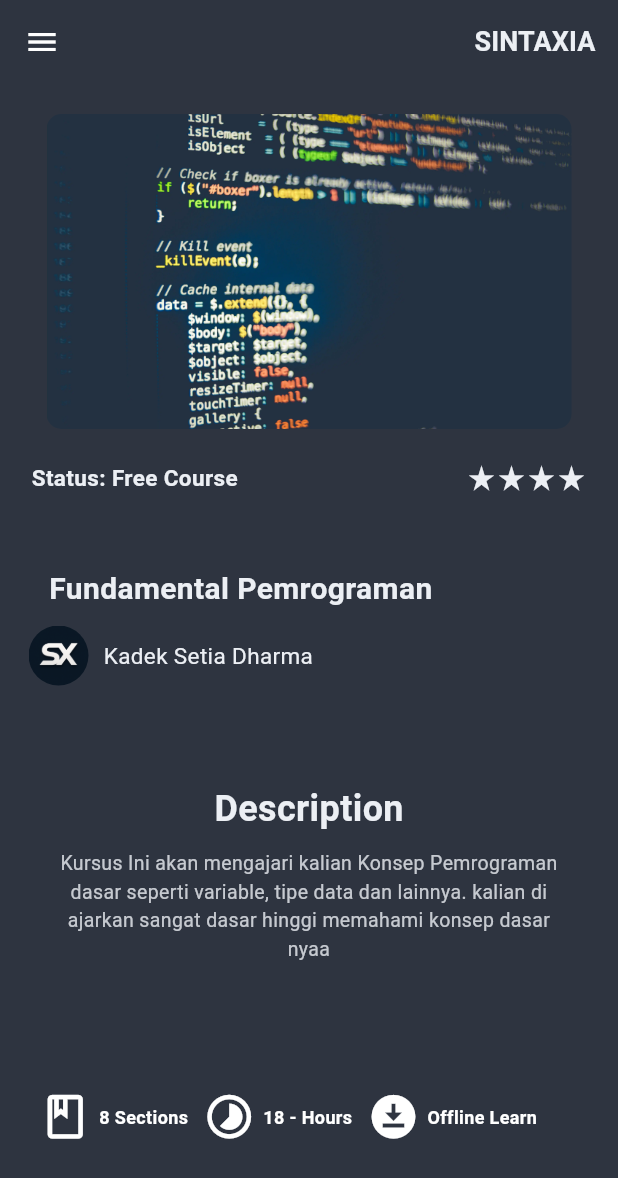
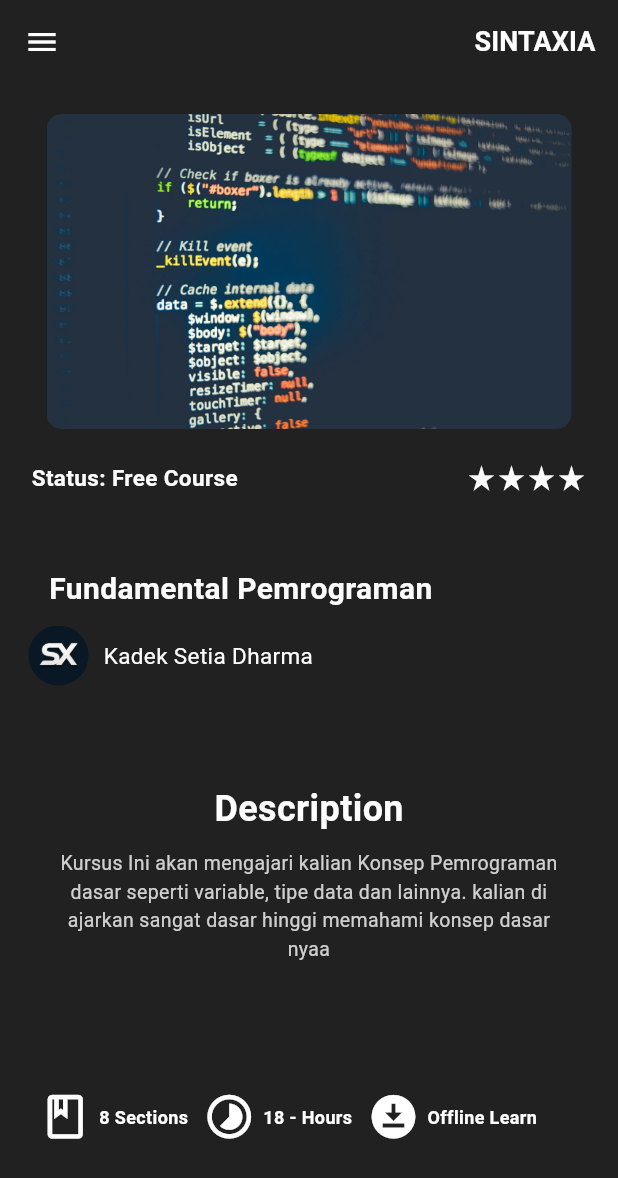
Before and after one commit to FoxHound-X/Sintaxia, a Flutter app: the HalamanHome screen opened by its route, after a tap on "WEB", on a phone screen of 412 x 824 dp. Shown: the top 1178 px of the screen. Run offline on Flutter 3.47's test engine with Material 3 defaults, Android fonts, the phone set to English and light mode, and no system bars; our stand-ins replace animated_text_kit, awesome_snackbar_content; project files that could hold a hidden picture were left out.

Commit message:
Update Warna

```diff
--- a/aplikasi/lib/Systemroute.dart
+++ b/aplikasi/lib/Systemroute.dart
@@ -2,3 +2,4 @@ export 'halaman/course/css_dasar.dart';
 export 'halaman/course/fundamental.dart';
 export 'halaman/course/html_dasar.dart';
 export 'halaman/course/komputerdasar.dart';
+export 'main.dart';
--- a/aplikasi/lib/aset/asetwidget.dart
+++ b/aplikasi/lib/aset/asetwidget.dart
@@ -22,7 +22,7 @@ class Tombol extends StatelessWidget {
       child: TextButton(
         onPressed: onPressed,
         style: TextButton.styleFrom(
-          backgroundColor: paketwarna.nordicPrimButton,
+          backgroundColor: paketwarna.pewter,
           padding: EdgeInsets.zero,
           minimumSize: Size.zero,
           fixedSize: const Size(80, 35),
@@ -55,7 +55,7 @@ class Sidebar extends StatelessWidget {
             bottomRight: Radius.circular(10)
           )
         ),
-        backgroundColor: paketwarna.darkslate1,
+        backgroundColor: paketwarna.graphite,
         child: ListView(
           children: [
             const DrawerHeader(
@@ -93,6 +93,17 @@ class Sidebar extends StatelessWidget {
                 child: Icon(Icons.volunteer_activism,color: Colors.white,),
               ),
               title: Text("Support Developer", style: TextStyle(color: Colors.white),),
+            ),
+
+            SizedBox(height: 10,),
+            ListTile(
+              leading: Padding(
+                padding: EdgeInsets.symmetric(horizontal: 20),
+                child: Icon(Icons.home_outlined, color: Colors.white,),
+              ),
+              title: Text("Logout", style: TextStyle(color: Colors.white),
+              ),
+              onTap: () => Navigator.pushNamed(context, '/welcomepage'),
             )
           ],
         ),
@@ -133,7 +144,7 @@ class Cardkursus extends StatelessWidget {
         shape: RoundedRectangleBorder(
           borderRadius: BorderRadius.circular(12)
         ),
-        color: paketwarna.nordicCard,
+        color: paketwarna.card,
         child: Padding(
           padding: const EdgeInsets.all(12.0),
           child: Column(
@@ -296,7 +307,7 @@ class Cardkursus extends StatelessWidget {
                     height: 30,
                     child: TextButton(
                       style: TextButton.styleFrom(
-                        backgroundColor: paketwarna.nordicButton1,
+                        backgroundColor: paketwarna.pewter,
                         shape: RoundedRectangleBorder(
                           borderRadius: BorderRadius.circular(9)
                         )
@@ -352,7 +363,7 @@ class InfoGraphicCard extends StatelessWidget {
           margin: const EdgeInsets.symmetric(vertical: 8, horizontal: 16),
           clipBehavior: Clip.antiAlias,
           decoration: BoxDecoration(
-            color: paketwarna.nordicCard,
+            color: paketwarna.card,
             borderRadius: BorderRadius.circular(12)
           ),
           child: Padding(
--- a/aplikasi/lib/aset/paketwarna.dart
+++ b/aplikasi/lib/aset/paketwarna.dart
@@ -16,10 +16,10 @@ class paketwarna{
   static const deepea4 = Color(0xff0d1b2a);
 
   //Warna Aplikasi
-  static const nordicBacground = Color(0xff2E3440);
-  static const nordicCard = Color(0xff3B4252);
-  static const nordicPrimButton = Color(0xff434c5e);
-  static const nordicTitle = Color(0xffECEFF4);
+  static const nordicBacground = Color(0xFF212121);
+  static const nordicCard = Color(0xFF181818);
+  static const nordicPrimButton = Color(0xFF171717);
+  static const nordicTitle = Color(0xfffcfcfc);
   static const nordicDescription = Color(0xffD8DEE9);
   static const nordicActiveIcon = Color(0xff8FBCBB);
   static const nordicNonactiveIcon = Color(0xff6B7280);
@@ -30,5 +30,10 @@ class paketwarna{
   static const dificultyintermediet = Color(0xFFEBCB8B);
   static const dificultyadvance = Color(0xFFD08770);
 
+  //
+  static const graphite = Color(0xFF212121);
+  static const pewter = Color(0xFF171717);
+  static const card = Color(0xFF181818);
+
 
 }
--- a/aplikasi/lib/halaman/home.dart
+++ b/aplikasi/lib/halaman/home.dart
@@ -17,10 +17,10 @@ class _HalamanHomeState extends State<HalamanHome> {
   Widget build(BuildContext context) {
     return RepaintBoundary(
       child: Scaffold(
-        backgroundColor: paketwarna.nordicBacground,
+        backgroundColor: paketwarna.graphite,
         appBar: AppBar(
           iconTheme: IconThemeData(color: Colors.white),
-          backgroundColor: paketwarna.nordicBacground,
+          backgroundColor: paketwarna.graphite,
           actions: [
             Padding(
               padding: const EdgeInsets.only(right: 3),
```
Also changed, not shown: aplikasi/lib/test.dart (deleted).
